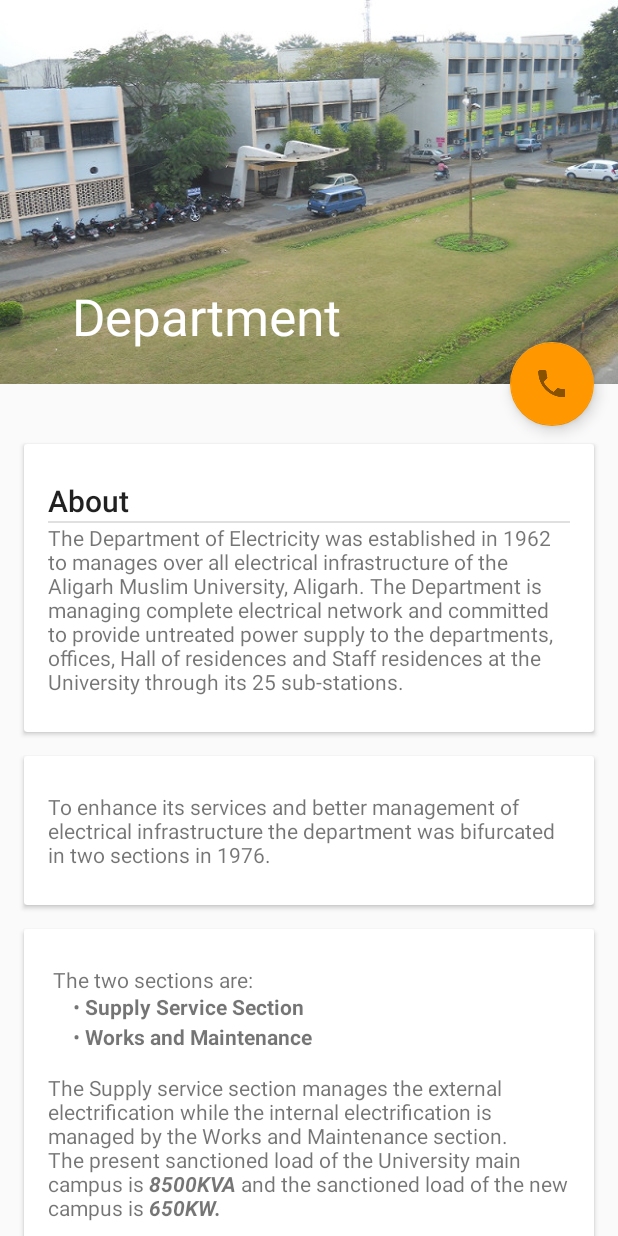
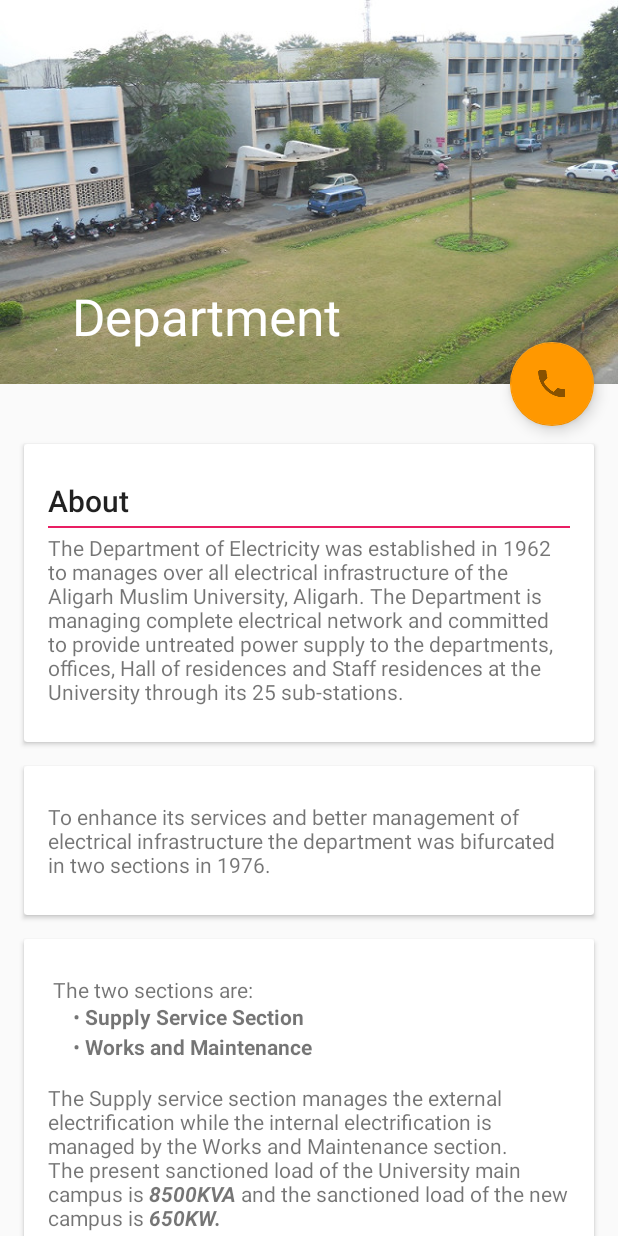
Before and after one commit to iamareebjamal/electrical-amu, an Android app: the DetailActivity screen opened directly, with no data from a screen before it, on a phone screen of 412 x 824 dp. Run offline under Robolectric (Android 15) with nearby library versions, the light colour scheme and no system bars; pictures from the network do not load.

Commit message:
Minor changes

```diff
--- a/app/src/main/res/layout/activity_detail.xml
+++ b/app/src/main/res/layout/activity_detail.xml
@@ -89,7 +89,10 @@
 
                     <TextView android:layout_width="match_parent"
                               android:layout_height="1dp"
-                              android:theme="@style/Divider"/>
+                              android:theme="@style/Divider"
+                              android:layout_marginBottom="@dimen/divider_margin"
+                              android:layout_marginTop="@dimen/divider_margin"
+                    />
 
                     <TextView
                             android:layout_width="match_parent"
--- a/app/src/main/res/values/colors.xml
+++ b/app/src/main/res/values/colors.xml
@@ -19,4 +19,5 @@
     <color name="trans_light">#11000000</color>
     <color name="text_light">#343434</color>
     <color name="text_dark">#eeeeee</color>
+    <color name="pink_material">#E91E63</color>
 </resources>
--- a/app/src/main/res/values/dimens.xml
+++ b/app/src/main/res/values/dimens.xml
@@ -22,4 +22,5 @@
     <dimen name="list_item_avatar_size">40dp</dimen>
     <dimen name="launchscreens_logo_bottom">48.0dip</dimen>
     <dimen name="launchscreens_product_bottom">16.0dip</dimen>
+    <dimen name="divider_margin">3dp</dimen>
 </resources>
--- a/app/src/main/res/values/styles.xml
+++ b/app/src/main/res/values/styles.xml
@@ -30,7 +30,7 @@
     <style name="Divider">
         <item name="android:layout_width">match_parent</item>
         <item name="android:layout_height">1dp</item>
-        <item name="android:background">?android:attr/listDivider</item>
+        <item name="android:background">@color/pink_material</item>
     </style>
 
 </resources>
```
